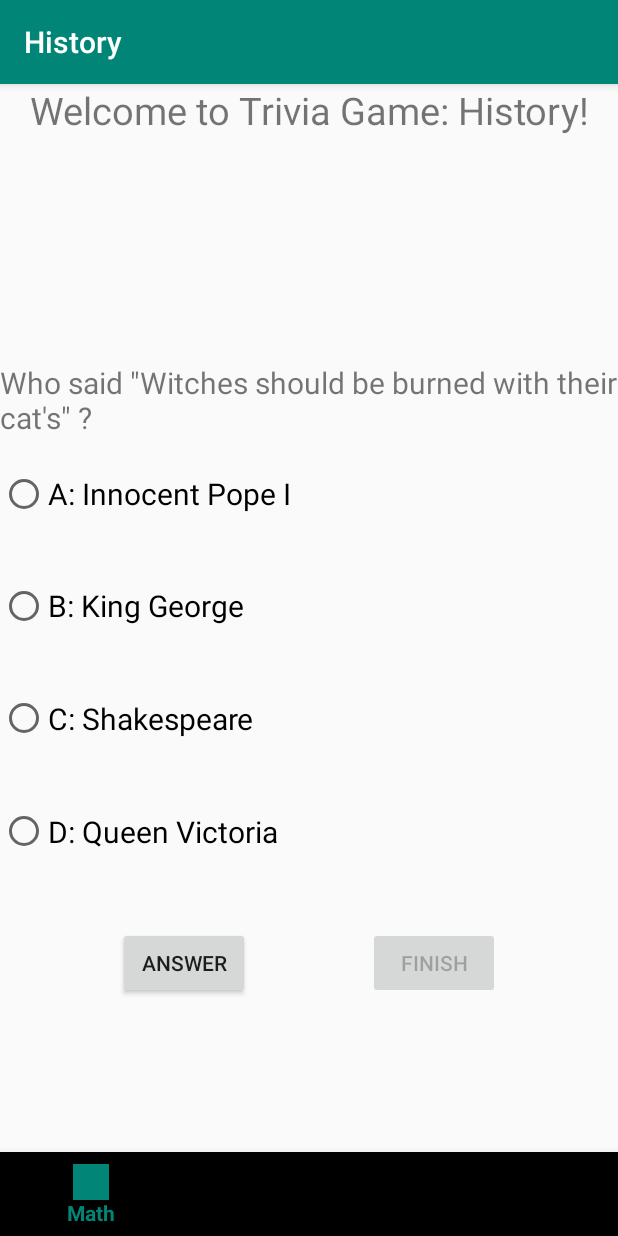
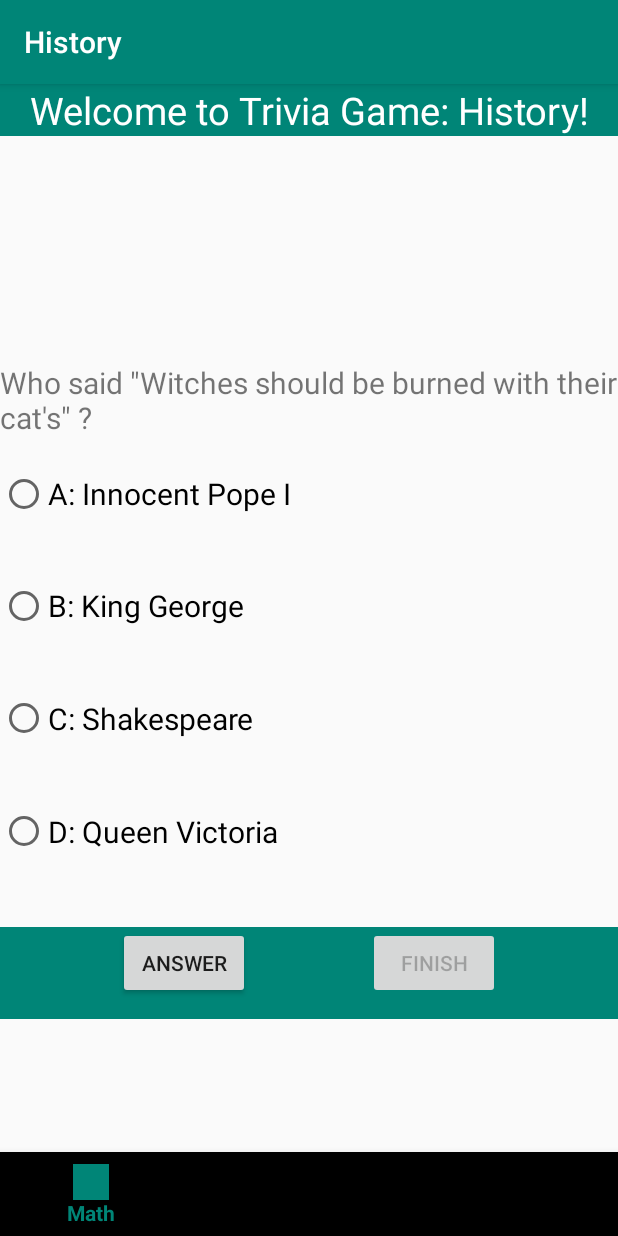
Before and after one commit to DicesGod/Android_Calculation-and-TriviaGame, an Android app: the screen it shows after launch (TriviaGameActivity), item 2 of the bottom bar chosen, on a phone screen of 412 x 824 dp. Run offline under Robolectric (Android 15) with nearby library versions, the phone set to English and light mode, and no system bars.

Commit message:
adjust UI

```diff
--- a/app/src/main/java/com/minhle/calculations/Activity_TriviaGamesResult.java
+++ b/app/src/main/java/com/minhle/calculations/Activity_TriviaGamesResult.java
@@ -45,7 +45,7 @@ public class Activity_TriviaGamesResult extends AppCompatActivity implements Vie
         triviaGameResultsList = (ArrayList) getIntent().getExtras().getSerializable("triviaresult");
         for (TriviaGameResult triviaGameResult: triviaGameResultsList) {
             triviaGameStringResultsList.add(triviaGameResult.getResult());
-            if (triviaGameResult.getStatus().equals("Right"))
+            if (triviaGameResult.getStatus().equals("right"))
             {
                 countRight++;
             }
--- a/app/src/main/java/com/minhle/calculations/MainActivity.java
+++ b/app/src/main/java/com/minhle/calculations/MainActivity.java
@@ -18,7 +18,6 @@ import android.widget.Toast;
 import java.util.ArrayList;
 
 import model.MathQuestion;
-import model.Navigation;
 import model.MathQuestionsFileManagement;
 
 public class MainActivity extends AppCompatActivity implements View.OnClickListener {
@@ -45,7 +44,6 @@ public class MainActivity extends AppCompatActivity implements View.OnClickListe
         super.onCreate(savedInstanceState);
         setContentView(R.layout.activity_main);
         initialize();
-        Navigation nag = new Navigation();
 
         menu.setOnNavigationItemSelectedListener(new BottomNavigationView.OnNavigationItemSelectedListener() {
                @Override
@@ -55,6 +53,7 @@ public class MainActivity extends AppCompatActivity implements View.OnClickListe
                    switch (item.getItemId()) {
                        case R.id.nag_math:
                            MainActivity.this.startActivity(new Intent(MainActivity.this, MainActivity.class));
+
                            break;
 
                        case R.id.nag_history:
@@ -204,7 +203,7 @@ public class MainActivity extends AppCompatActivity implements View.OnClickListe
                 break;
 
             case R.id.buttonMinus:
-                MathQuestionsFileManagement.deleteFile(this);
+                //MathQuestionsFileManagement.deleteFile(this);
                 editTextResult.setText(editTextResult.getText()+"-");
                 break;
 
--- a/app/src/main/java/com/minhle/calculations/TriviaGameActivity.java
+++ b/app/src/main/java/com/minhle/calculations/TriviaGameActivity.java
@@ -10,7 +10,6 @@ import android.widget.TextView;
 
 import java.util.ArrayList;
 
-import model.Navigation;
 import model.TriviaFragment;
 import model.TriviaQuestion;
 import model.TriviaQuestionsFileManagement;
@@ -30,8 +29,6 @@ public class TriviaGameActivity extends AppCompatActivity{
         super.onCreate(savedInstanceState);
         setContentView(R.layout.activity_triviagame);
         initialize();
-
-        Navigation nag = new Navigation();
 
         menu.setOnNavigationItemSelectedListener(new BottomNavigationView.OnNavigationItemSelectedListener() {
             @Override
--- a/app/src/main/res/layout/activity_result.xml
+++ b/app/src/main/res/layout/activity_result.xml
@@ -16,6 +16,7 @@
         app:layout_constraintLeft_toLeftOf="parent"
         app:layout_constraintRight_toRightOf="parent"
         app:layout_constraintTop_toBottomOf="@id/textViewPercent"
+        app:layout_constraintBottom_toBottomOf="parent"
         />
 
     <TextView
@@ -27,7 +28,9 @@
         android:textSize="15sp"
         app:layout_constraintLeft_toLeftOf="parent"
         app:layout_constraintRight_toRightOf="parent"
-        app:layout_constraintTop_toBottomOf="@id/listViewResult" />
+        app:layout_constraintTop_toBottomOf="@id/listViewResult"
+        android:textStyle="italic"
+        android:textColor="@color/colorPrimary"/>
 
     <ListView
         android:id="@+id/listViewResult"
--- a/app/src/main/res/layout/activity_triviagame.xml
+++ b/app/src/main/res/layout/activity_triviagame.xml
@@ -9,12 +9,14 @@
 
     <TextView
         android:id="@+id/textViewWelcome"
-        android:layout_width="wrap_content"
+        android:layout_width="match_parent"
         android:layout_height="wrap_content"
         android:gravity="center"
         app:layout_constraintRight_toRightOf="parent"
         app:layout_constraintLeft_toLeftOf="parent"
         android:textSize="25sp"
+        android:background="@color/colorPrimary"
+        android:textColor="@android:color/white"
         />
 
     <FrameLayout
--- a/app/src/main/res/layout/fragment_triviagame.xml
+++ b/app/src/main/res/layout/fragment_triviagame.xml
@@ -14,7 +14,8 @@
         android:layout_width="match_parent"
         android:layout_height="100dp"
         android:orientation="horizontal"
-        android:layout_weight="1">
+        android:layout_weight="1"
+        >
 
         <TextView
             android:id="@+id/textViewQuestion"
@@ -79,6 +80,7 @@
         android:layout_height="wrap_content"
         android:orientation="horizontal"
         android:layout_weight="1"
+        android:background="@color/colorPrimary"
         >
 
         <Button
--- a/app/src/main/res/menu/navigation_items.xml
+++ b/app/src/main/res/menu/navigation_items.xml
@@ -7,12 +7,14 @@
         android:icon="@drawable/math"
         android:title="@string/nag_math"
         app:showAsAction="withText"
+
         />
     <item
         android:id="@+id/nag_history"
         android:icon="@drawable/baseline_history_black_18dp"
         android:title="@string/nag_history"
-        app:showAsAction="withText"/>
+        app:showAsAction="withText"
+        />
     <item
         android:id="@+id/nag_sport"
         android:icon="@drawable/sport"
```
Also changed, not shown: app/src/main/java/model/Navigation.java (deleted, +0 -42 lines), app/src/main/res/layout/activity__trivia_games_result.xml (+17 -13 lines), 2 other files.
